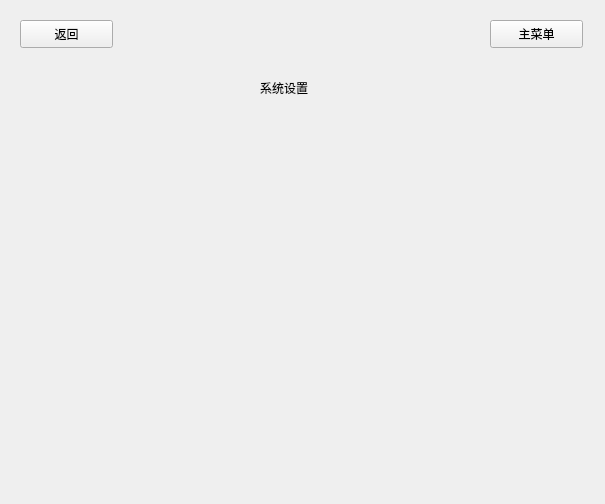
Before: the Qt Designer form xitongsetting.ui in Flyame-debug/Tomato, drawn with Qt 5.
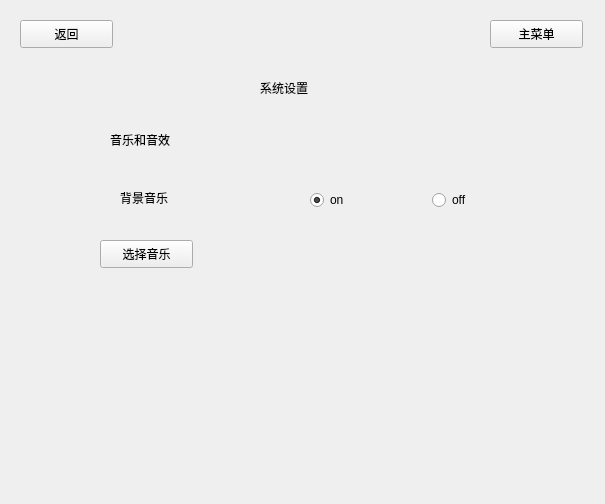
After: the same form once the commit is applied.

Patch:
```diff
--- a/xitongsetting.ui
+++ b/xitongsetting.ui
@@ -52,6 +52,74 @@
     <string>系统设置</string>
    </property>
   </widget>
+  <widget class="QLabel" name="label_2">
+   <property name="geometry">
+    <rect>
+     <x>110</x>
+     <y>130</y>
+     <width>91</width>
+     <height>20</height>
+    </rect>
+   </property>
+   <property name="text">
+    <string>音乐和音效</string>
+   </property>
+  </widget>
+  <widget class="QPushButton" name="pushButton_3">
+   <property name="geometry">
+    <rect>
+     <x>100</x>
+     <y>240</y>
+     <width>93</width>
+     <height>28</height>
+    </rect>
+   </property>
+   <property name="text">
+    <string>选择音乐</string>
+   </property>
+  </widget>
+  <widget class="QLabel" name="label_3">
+   <property name="geometry">
+    <rect>
+     <x>120</x>
+     <y>190</y>
+     <width>72</width>
+     <height>15</height>
+    </rect>
+   </property>
+   <property name="text">
+    <string>背景音乐</string>
+   </property>
+  </widget>
+  <widget class="QWidget" name="horizontalLayoutWidget">
+   <property name="geometry">
+    <rect>
+     <x>310</x>
+     <y>190</y>
+     <width>238</width>
+     <height>21</height>
+    </rect>
+   </property>
+   <layout class="QHBoxLayout" name="horizontalLayout">
+    <item>
+     <widget class="QRadioButton" name="radioButton_2">
+      <property name="text">
+       <string>on</string>
+      </property>
+      <property name="checked">
+       <bool>true</bool>
+      </property>
+     </widget>
+    </item>
+    <item>
+     <widget class="QRadioButton" name="radioButton">
+      <property name="text">
+       <string>off</string>
+      </property>
+     </widget>
+    </item>
+   </layout>
+  </widget>
  </widget>
  <resources/>
  <connections/>
```
